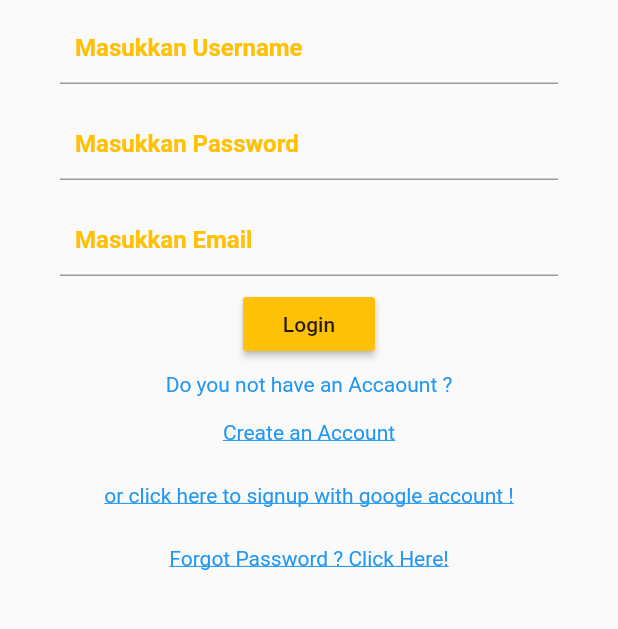
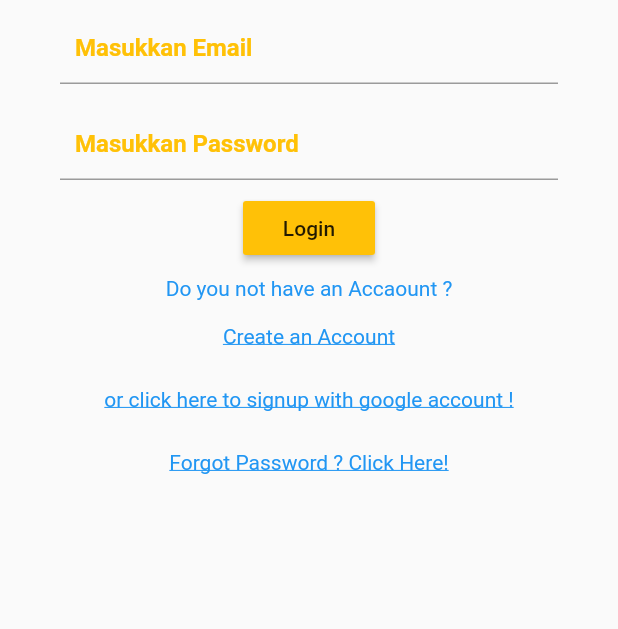
Before and after one commit to kilaspintas/tubes-mobile, a Flutter app: the screen it shows after launch, on a phone screen of 412 x 824 dp, the part 282-911 px from its top. Run offline on Flutter 3.47's test engine with Material 2 defaults, Android fonts, the phone set to English and light mode, and no system bars; our stand-ins replace firebase_auth, firebase_core, firebase_messaging, flutter_secure_storage, google_sign_in and 2 more; missing offline and left inert: dart:ffi; accounts and stored records are empty.

Commit message:
ubah text field

```diff
--- a/lib/page/login_page.dart
+++ b/lib/page/login_page.dart
@@ -113,12 +113,13 @@ class _LoginPageState extends State<LoginPage> {
                       ),
 
                       //Image.asset("lib/assets/logo.png"),
+
                       Padding(
                         padding: const EdgeInsets.all(8.0),
                         child: TextField(
-                          controller: username,
+                          controller: email,
                           decoration: InputDecoration(
-                            hintText: 'Masukkan Username',
+                            hintText: 'Masukkan Email',
                             contentPadding: const EdgeInsets.all(10.0),
                             hintStyle: TextStyle(
                                 color: Colors.amber,
@@ -133,19 +134,6 @@ class _LoginPageState extends State<LoginPage> {
                           controller: password,
                           decoration: InputDecoration(
                             hintText: 'Masukkan Password',
-                            contentPadding: const EdgeInsets.all(10.0),
-                            hintStyle: TextStyle(
-                                color: Colors.amber,
-                                fontWeight: FontWeight.bold),
-                          ),
-                        ),
-                      ),
-                      Padding(
-                        padding: const EdgeInsets.all(8.0),
-                        child: TextField(
-                          controller: email,
-                          decoration: InputDecoration(
-                            hintText: 'Masukkan Email',
                             contentPadding: const EdgeInsets.all(10.0),
                             hintStyle: TextStyle(
                                 color: Colors.amber,
```
Also changed, not shown: lib/page/sign_up.dart (+14 -12 lines).
